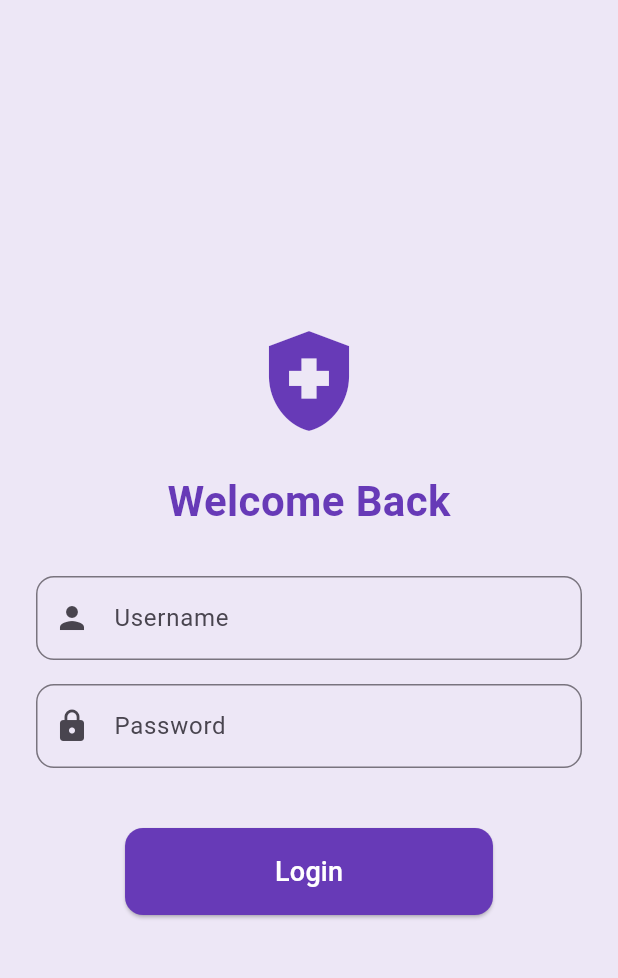
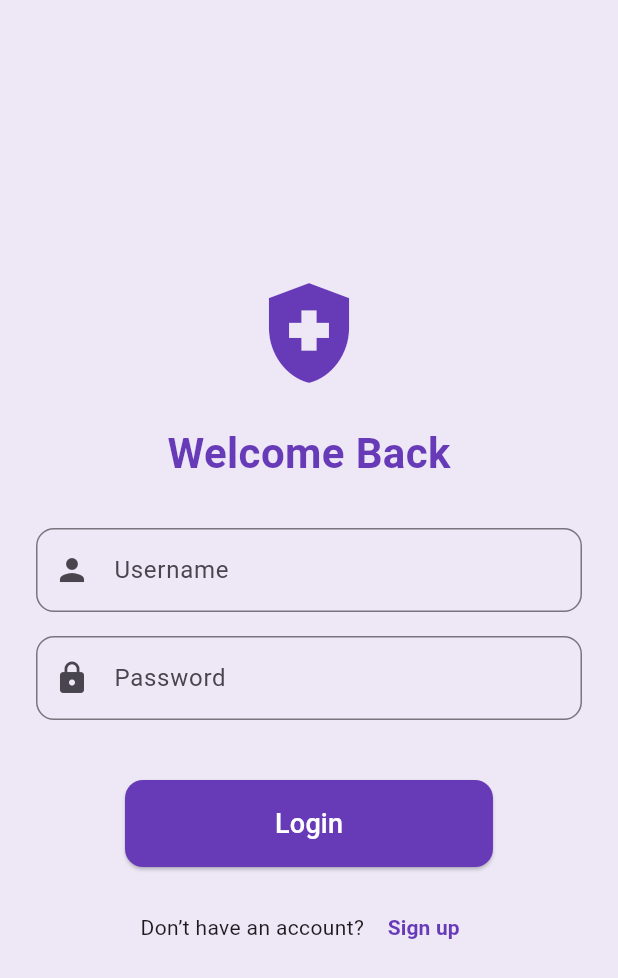
Before and after one commit to icaruskyle/finalprojectneurohelp, a Flutter app: the screen it shows after launch, after a tap on "Login", on a phone screen of 412 x 824 dp. Shown: the top 978 px of the screen. Run offline on Flutter 3.47's test engine with Material 3 defaults, Android fonts, the light colour scheme and no system bars; our stand-ins replace cloud_firestore, firebase_core, shared_preferences; accounts and stored records are empty.

Commit message:
login update

```diff
--- a/lib/screens/login_screen.dart
+++ b/lib/screens/login_screen.dart
@@ -1,6 +1,7 @@
 import 'package:flutter/material.dart';
 import 'package:cloud_firestore/cloud_firestore.dart';
 import 'dashboard_screen.dart';
+import 'signup_screen.dart'; // ✅ Import signup screen
 
 class LoginScreen extends StatefulWidget {
   const LoginScreen({super.key});
@@ -71,10 +72,15 @@ class _LoginScreenState extends State<LoginScreen> {
       body: Center(
         child: Padding(
           padding: const EdgeInsets.all(24.0),
+          child: SingleChildScrollView(
             child: Column(
               mainAxisAlignment: MainAxisAlignment.center,
               children: [
-              const Icon(Icons.health_and_safety, size: 80, color: Colors.deepPurple),
+                const Icon(
+                  Icons.health_and_safety,
+                  size: 80,
+                  color: Colors.deepPurple,
+                ),
                 const SizedBox(height: 20),
                 const Text(
                   "Welcome Back",
@@ -121,11 +127,15 @@ class _LoginScreenState extends State<LoginScreen> {
 
                 const SizedBox(height: 20),
 
+                // ✅ Login button
                 ElevatedButton(
                   onPressed: _isLoading ? null : _login,
                   style: ElevatedButton.styleFrom(
                     backgroundColor: Colors.deepPurple,
-                  padding: const EdgeInsets.symmetric(horizontal: 100, vertical: 16),
+                    padding: const EdgeInsets.symmetric(
+                      horizontal: 100,
+                      vertical: 16,
+                    ),
                     shape: RoundedRectangleBorder(
                       borderRadius: BorderRadius.circular(12),
                     ),
@@ -140,7 +150,35 @@ class _LoginScreenState extends State<LoginScreen> {
                     ),
                   ),
                 ),
+
+                const SizedBox(height: 16),
+
+                // ✅ Added "Don't have an account?" link
+                Row(
+                  mainAxisAlignment: MainAxisAlignment.center,
+                  children: [
+                    const Text("Don’t have an account? "),
+                    TextButton(
+                      onPressed: () {
+                        Navigator.push(
+                          context,
+                          MaterialPageRoute(
+                            builder: (context) => const SignupScreen(),
+                          ),
+                        );
+                      },
+                      child: const Text(
+                        "Sign up",
+                        style: TextStyle(
+                          color: Colors.deepPurple,
+                          fontWeight: FontWeight.bold,
+                        ),
+                      ),
+                    ),
                   ],
+                ),
+              ],
+            ),
           ),
         ),
       ),
```
Lines whose indentation alone changed are shown as unchanged.
